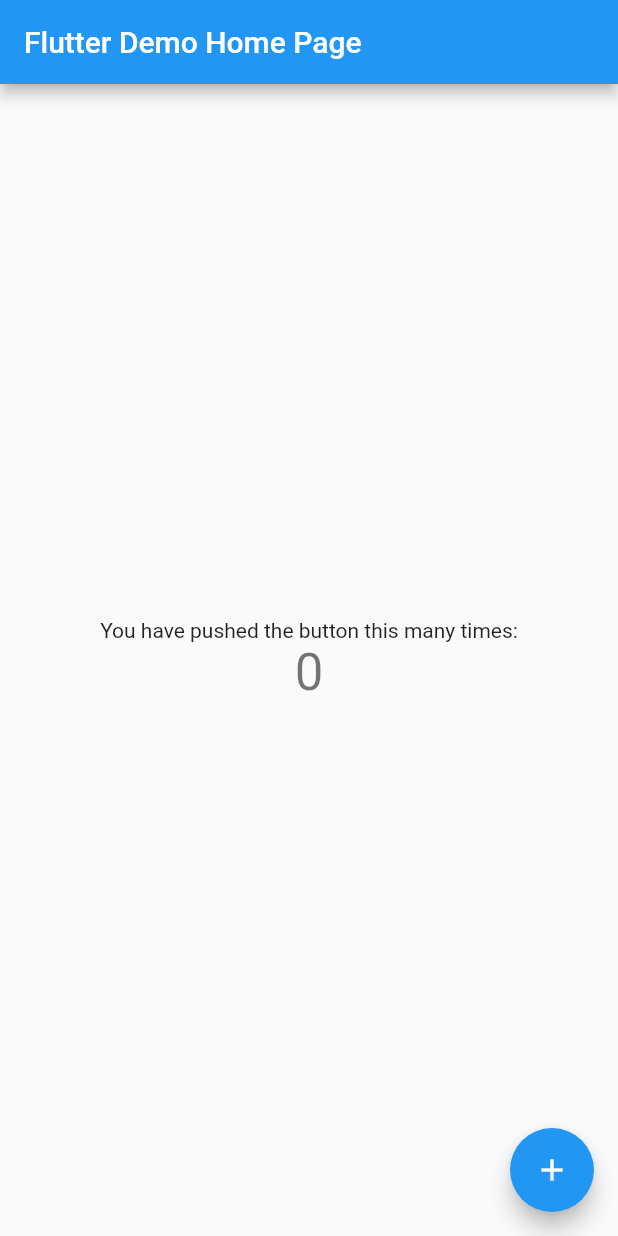
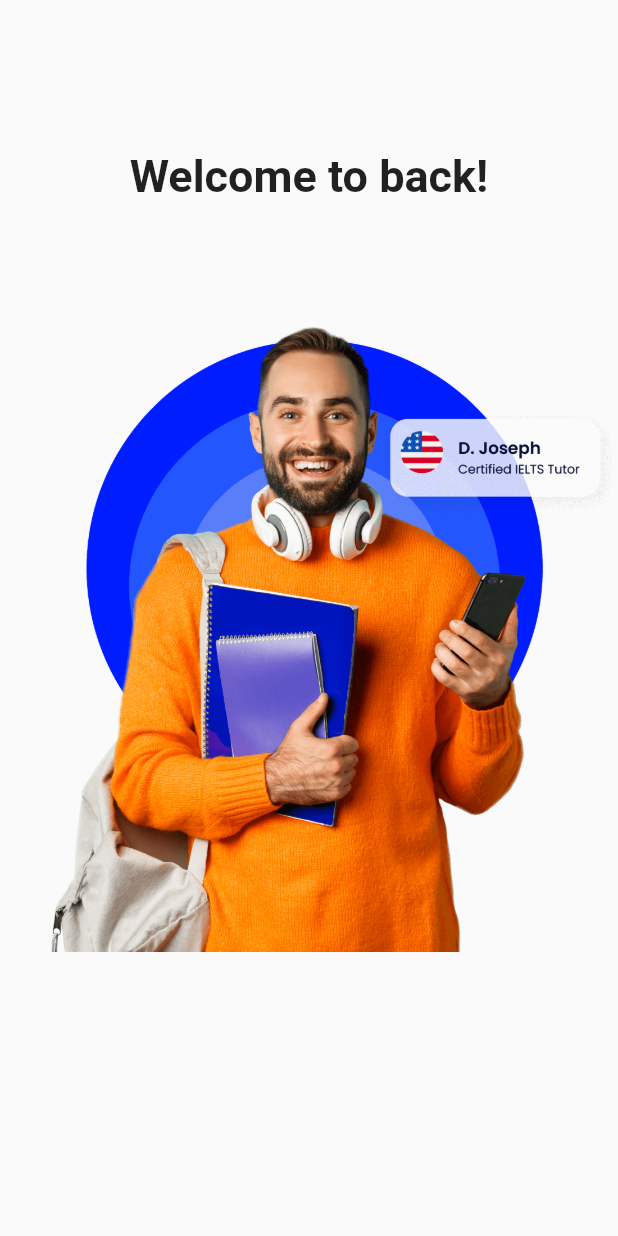
Before and after one commit to QNhatCNTT/lettutorapp, a Flutter app: the screen it shows after launch, on a phone screen of 412 x 824 dp. Run offline on Flutter 3.47's test engine with Material 2 defaults, Android fonts, the phone set to English and light mode, and no system bars.

Commit message:
create ui screen welcome

```diff
--- /dev/null
+++ b/lib/Components/backgroundimage.dart
@@ -0,0 +1,18 @@
+import 'package:flutter/material.dart';
+
+class Background extends StatelessWidget {
+  final String imageURL;
+  const Background({Key? key, this.imageURL = ''}) : super(key: key);
+
+  @override
+  Widget build(BuildContext context) {
+    return Container(
+      margin: const EdgeInsets.only(
+        top: 50,
+        bottom: 30,
+      ),
+      alignment: Alignment.center,
+      child: Image.asset(imageURL),
+    );
+  }
+}
--- /dev/null
+++ b/lib/Screens/Welcome/welcome.dart
@@ -0,0 +1,28 @@
+import 'package:flutter/material.dart';
+import 'package:lettutorapp/Components/backgroundimage.dart';
+
+class WelcomeScreen extends StatelessWidget {
+  const WelcomeScreen({Key? key}) : super(key: key);
+
+  @override
+  Widget build(BuildContext context) {
+    return Container(
+      alignment: Alignment.center,
+      padding: const EdgeInsets.only(
+        top: 100,
+      ),
+      child: Column(
+        children: const [
+          Text('Welcome to back!',
+              style: TextStyle(
+                fontSize: 30,
+                fontWeight: FontWeight.bold,
+              )),
+          Background(
+            imageURL: 'assets/images/welcome.png',
+          ),
+        ],
+      ),
+    );
+  }
+}
--- /dev/null
+++ b/lib/Screens/index.dart
@@ -0,0 +1,19 @@
+import 'package:flutter/material.dart';
+
+import 'Welcome/welcome.dart';
+
+class AuthenScreens extends StatefulWidget {
+  const AuthenScreens({Key? key}) : super(key: key);
+
+  @override
+  _AuthenScreensState createState() => _AuthenScreensState();
+}
+
+class _AuthenScreensState extends State<AuthenScreens> {
+  @override
+  Widget build(BuildContext context) {
+    return const Scaffold(
+      body: WelcomeScreen(),
+    );
+  }
+}
--- a/lib/main.dart
+++ b/lib/main.dart
@@ -1,4 +1,5 @@
 import 'package:flutter/material.dart';
+import 'package:lettutorapp/Screens/index.dart';
 
 void main() {
   runApp(const MyApp());
@@ -7,109 +8,11 @@
 class MyApp extends StatelessWidget {
   const MyApp({Key? key}) : super(key: key);
 
-  // This widget is the root of your application.
   @override
   Widget build(BuildContext context) {
-    return MaterialApp(
-      title: 'Flutter Demo',
-      theme: ThemeData(
-        // This is the theme of your application.
-        //
-        // Try running your application with "flutter run". You'll see the
-        // application has a blue toolbar. Then, without quitting the app, try
-        // changing the primarySwatch below to Colors.green and then invoke
-        // "hot reload" (press "r" in the console where you ran "flutter run",
-        // or simply save your changes to "hot reload" in a Flutter IDE).
-        // Notice that the counter didn't reset back to zero; the application
-        // is not restarted.
-        primarySwatch: Colors.blue,
-      ),
-      home: const MyHomePage(title: 'Flutter Demo Home Page'),
+    return const MaterialApp(
+      debugShowCheckedModeBanner: false,
+      home: AuthenScreens(),
     );
   }
 }
-
-class MyHomePage extends StatefulWidget {
-  const MyHomePage({Key? key, required this.title}) : super(key: key);
-
-  // This widget is the home page of your application. It is stateful, meaning
-  // that it has a State object (defined below) that contains fields that affect
-  // how it looks.
-
-  // This class is the configuration for the state. It holds the values (in this
-  // case the title) provided by the parent (in this case the App widget) and
-  // used by the build method of the State. Fields in a Widget subclass are
-  // always marked "final".
-
-  final String title;
-
-  @override
-  State<MyHomePage> createState() => _MyHomePageState();
-}
-
-class _MyHomePageState extends State<MyHomePage> {
-  int _counter = 0;
-
-  void _incrementCounter() {
-    setState(() {
-      // This call to setState tells the Flutter framework that something has
-      // changed in this State, which causes it to rerun the build method below
-      // so that the display can reflect the updated values. If we changed
-      // _counter without calling setState(), then the build method would not be
-      // called again, and so nothing would appear to happen.
-      _counter++;
-    });
-  }
-
-  @override
-  Widget build(BuildContext context) {
-    // This method is rerun every time setState is called, for instance as done
-    // by the _incrementCounter method above.
-    //
-    // The Flutter framework has been optimized to make rerunning build methods
-    // fast, so that you can just rebuild anything that needs updating rather
-    // than having to individually change instances of widgets.
-    return Scaffold(
-      appBar: AppBar(
-        // Here we take the value from the MyHomePage object that was created by
-        // the App.build method, and use it to set our appbar title.
-        title: Text(widget.title),
-      ),
-      body: Center(
-        // Center is a layout widget. It takes a single child and positions it
-        // in the middle of the parent.
-        child: Column(
-          // Column is also a layout widget. It takes a list of children and
-          // arranges them vertically. By default, it sizes itself to fit its
-          // children horizontally, and tries to be as tall as its parent.
-          //
-          // Invoke "debug painting" (press "p" in the console, choose the
-          // "Toggle Debug Paint" action from the Flutter Inspector in Android
-          // Studio, or the "Toggle Debug Paint" command in Visual Studio Code)
-          // to see the wireframe for each widget.
-          //
-          // Column has various properties to control how it sizes itself and
-          // how it positions its children. Here we use mainAxisAlignment to
-          // center the children vertically; the main axis here is the vertical
-          // axis because Columns are vertical (the cross axis would be
-          // horizontal).
-          mainAxisAlignment: MainAxisAlignment.center,
-          children: <Widget>[
-            const Text(
-              'You have pushed the button this many times:',
-            ),
-            Text(
-              '$_counter',
-              style: Theme.of(context).textTheme.headline4,
-            ),
-          ],
-        ),
-      ),
-      floatingActionButton: FloatingActionButton(
-        onPressed: _incrementCounter,
-        tooltip: 'Increment',
-        child: const Icon(Icons.add),
-      ), // This trailing comma makes auto-formatting nicer for build methods.
-    );
-  }
-}
```
Also changed, not shown: lib/Components/button.dart (added, +46 -0 lines), lib/Components/input.dart (added, +56 -0 lines), pubspec.yaml (+5 -6 lines), assets/images/icon_email.png (added), assets/images/icon_name.png (added), assets/images/icon_password.png (added), assets/images/logo.png (added), assets/images/welcome.png (added), pubspec.lock, 1 other file.
